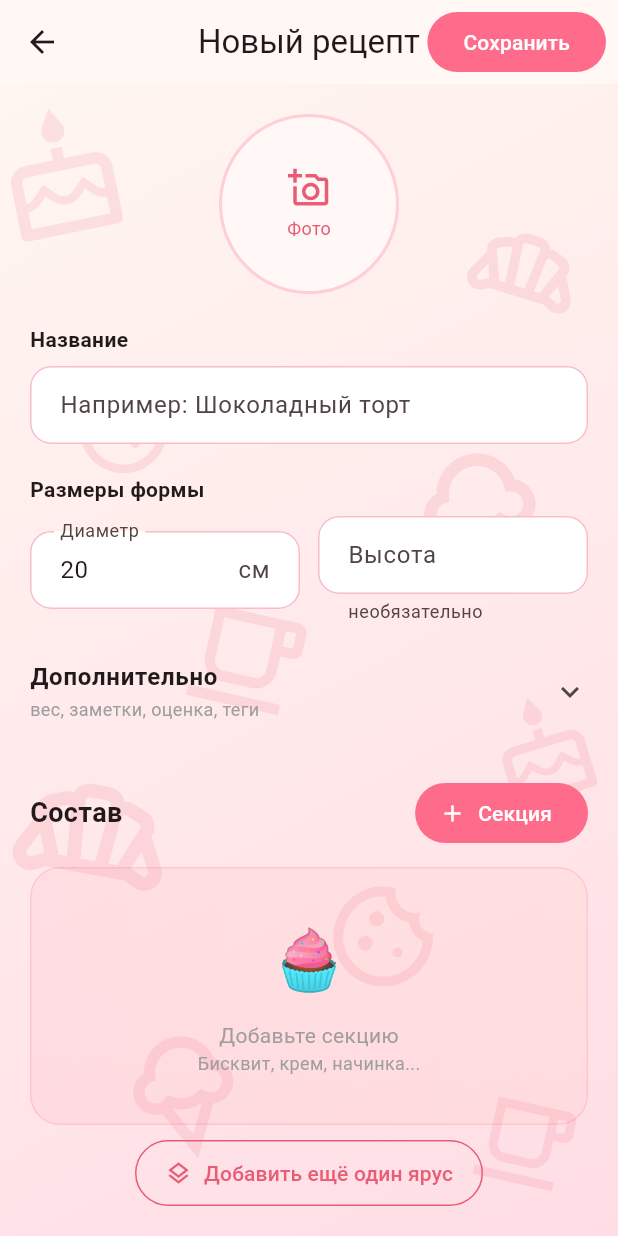
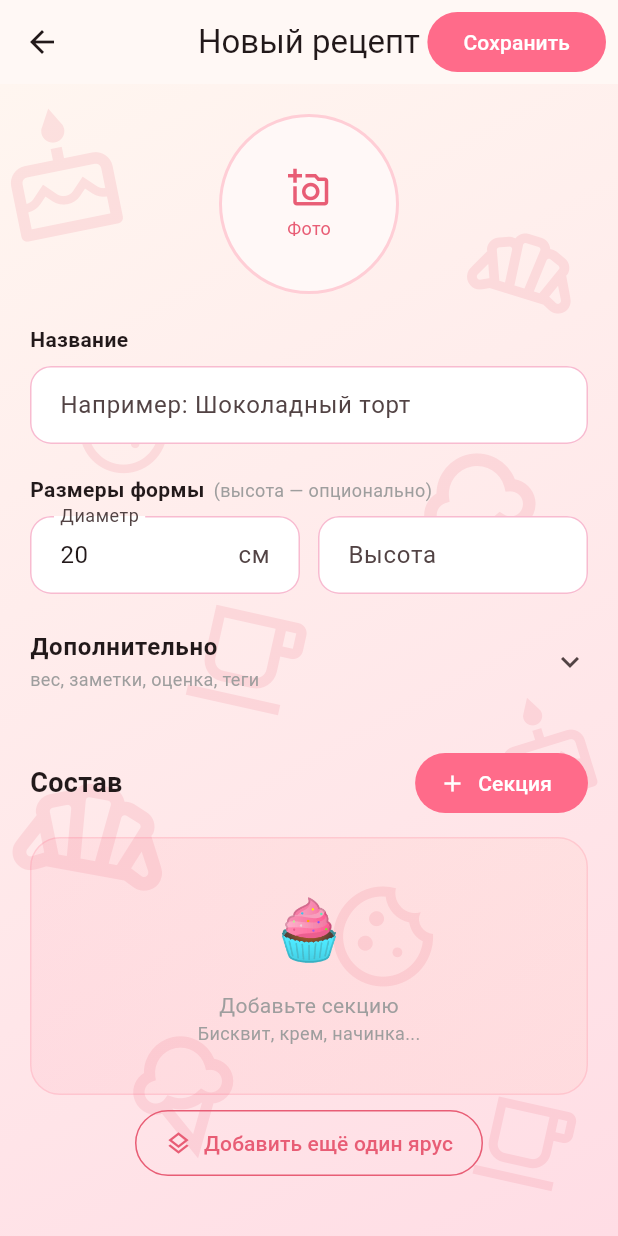
Before and after one commit to ShadowOfTime1/tortio, a Flutter app: the AddRecipeScreen screen opened directly, on a phone screen of 412 x 824 dp. Run offline on Flutter 3.47's test engine with Material 3 defaults, Android fonts, the phone set to English and light mode, and no system bars; our stand-ins replace dio, image_picker, open_filex, package_info_plus, pdf, permission_handler and 3 more; missing offline and left inert: file_selector; accounts and stored records are empty; network calls fail.

Commit message:
v0.0.5 form polish: drop trailing .0 in numeric fields, align diameter/height row

```diff
--- a/lib/screens/add_recipe_screen.dart
+++ b/lib/screens/add_recipe_screen.dart
@@ -60,15 +60,15 @@ class _AddRecipeScreenState extends State<AddRecipeScreen> {
     final r = widget.existingRecipe;
     _titleController = TextEditingController(text: r?.title ?? '');
     _diameterController = TextEditingController(
-      text: r != null ? '${r.diameter}' : '20',
+      text: r != null ? formatNumber(r.diameter) : '20',
     );
     _heightController = TextEditingController(
       // Высота опциональна. Если у рецепта высота 0 (или новый рецепт) —
       // оставляем поле пустым, пользователь решит сам.
-      text: r != null && r.height > 0 ? '${r.height}' : '',
+      text: r != null && r.height > 0 ? formatNumber(r.height) : '',
     );
     _weightController = TextEditingController(
-      text: r != null && r.weight > 0 ? '${r.weight}' : '',
+      text: r != null && r.weight > 0 ? formatNumber(r.weight) : '',
     );
     _notesController = TextEditingController(text: r?.notes ?? '');
     _tagInputController = TextEditingController();
@@ -83,8 +83,8 @@ class _AddRecipeScreenState extends State<AddRecipeScreen> {
       }
       for (final tier in r.additionalTiers) {
         final tierInput = _TierInput(
-          diameter: '${tier.diameter}',
-          height: '${tier.height}',
+          diameter: formatNumber(tier.diameter),
+          height: tier.height > 0 ? formatNumber(tier.height) : '',
           label: tier.label,
         );
         for (final s in tier.sections) {
@@ -101,10 +101,10 @@ class _AddRecipeScreenState extends State<AddRecipeScreen> {
       input.ingredients.add(
         _IngredientInput(
           name: ing.name,
-          // Для штук — целое число, для граммов — как было.
+          // Для штук — целое число, для граммов — без хвостового «.0».
           amount: ing.unit == 'шт'
               ? '${ing.amount.round()}'
-              : '${ing.amount}',
+              : formatNumber(ing.amount),
           unit: ing.unit,
         ),
       );
@@ -1036,12 +1036,27 @@ class _AddRecipeScreenState extends State<AddRecipeScreen> {
                 ),
                 const SizedBox(height: 20),
 
-                const Text(
-                  'Размеры формы',
-                  style: TextStyle(fontWeight: FontWeight.w600),
+                Row(
+                  crossAxisAlignment: CrossAxisAlignment.baseline,
+                  textBaseline: TextBaseline.alphabetic,
+                  children: [
+                    const Text(
+                      'Размеры формы',
+                      style: TextStyle(fontWeight: FontWeight.w600),
+                    ),
+                    const SizedBox(width: 6),
+                    Text(
+                      '(высота — опционально)',
+                      style: TextStyle(
+                        fontSize: 12,
+                        color: Colors.grey.shade500,
+                      ),
+                    ),
+                  ],
                 ),
                 const SizedBox(height: 8),
                 Row(
+                  crossAxisAlignment: CrossAxisAlignment.start,
                   children: [
                     Expanded(
                       child: TextField(
@@ -1063,7 +1078,6 @@ class _AddRecipeScreenState extends State<AddRecipeScreen> {
                           hintText: 'опц.',
                           suffixText: 'см',
                           labelText: 'Высота',
-                          helperText: 'необязательно',
                         ),
                       ),
                     ),
--- a/pubspec.yaml
+++ b/pubspec.yaml
@@ -16,7 +16,7 @@ publish_to: 'none' # Remove this line if you wish to publish to pub.dev
 # https://developer.apple.com/library/archive/documentation/General/Reference/InfoPlistKeyReference/Articles/CoreFoundationKeys.html
 # In Windows, build-name is used as the major, minor, and patch parts
 # of the product and file versions while build-number is used as the build suffix.
-version: 0.0.4+1777212527
+version: 0.0.5+1777213513
 
 environment:
   sdk: ^3.11.4
```
Also changed, not shown: 1 other file.
